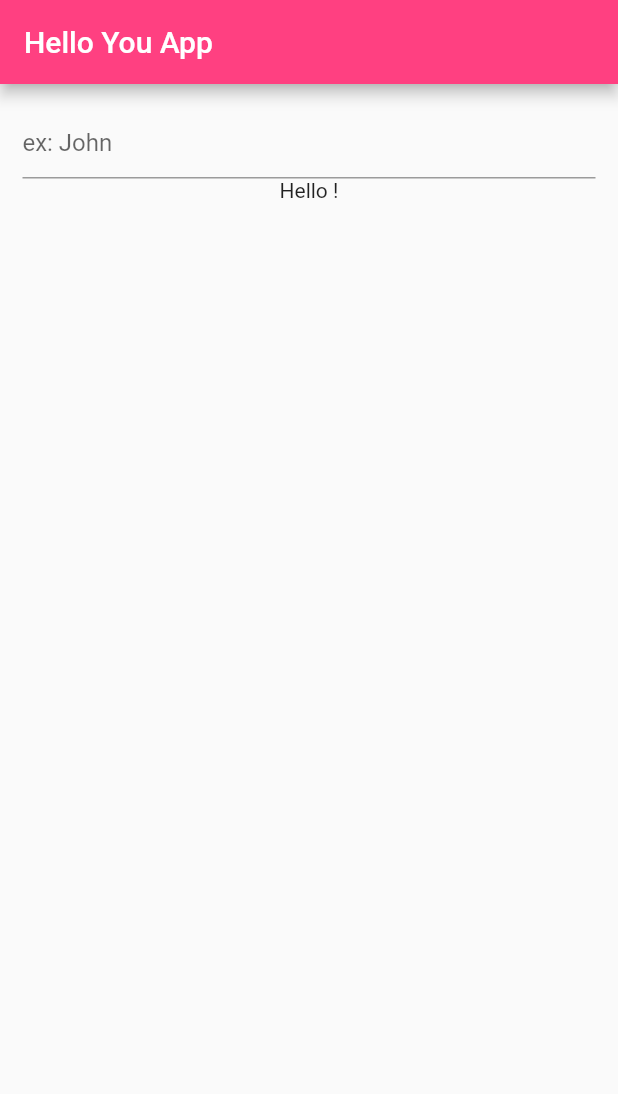
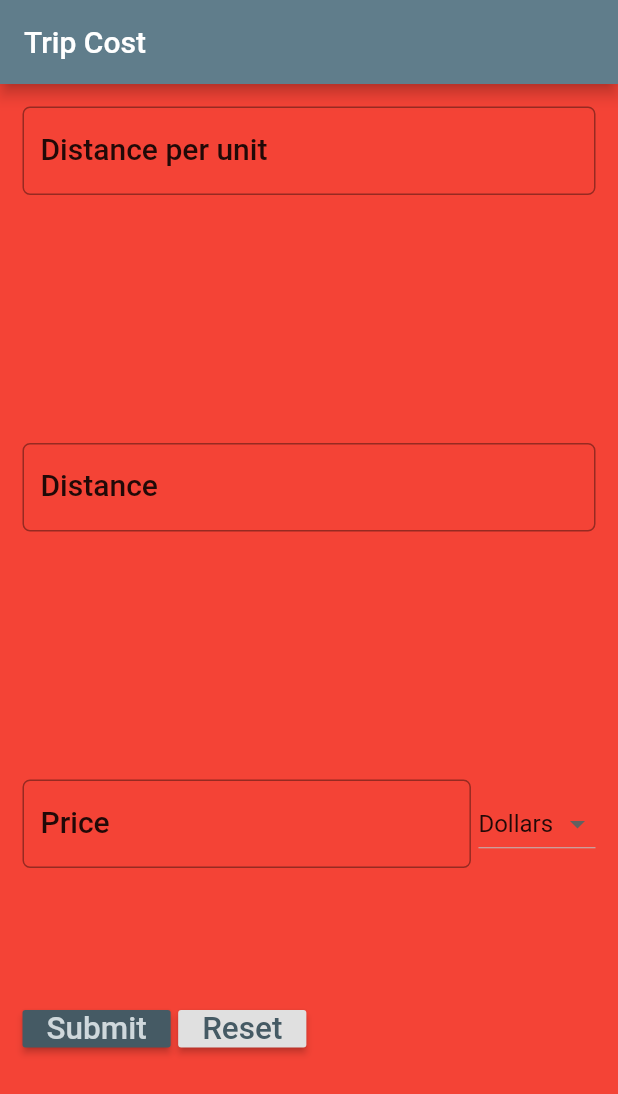
Before and after one commit to jwolfe972/hello_you_app, a Flutter app: the screen it shows after launch, on a phone screen of 412 x 824 dp. Shown: the top 1094 px of the screen. Run offline on Flutter 3.47's test engine with Material 2 defaults, Android fonts, the phone set to English and light mode, and no system bars.

Commit message:
This is a calculator app that I created when learning Flutter

```diff
--- a/lib/main.dart
+++ b/lib/main.dart
@@ -10,13 +10,15 @@ class MyApp extends StatelessWidget{
 
 
 
+
     return new MaterialApp(
       debugShowCheckedModeBanner: false,
-      title: "Hello App",
+      title: "Trip Cost",
       theme: new ThemeData(
         primarySwatch: Colors.blueGrey
 
       ),
+
 
 
       home: MyHome(),
@@ -48,34 +50,211 @@ class MyHome  extends StatefulWidget{
 class _HelloYouState  extends State<MyHome>{
 
   String name = "";
+  String distanceAmnt = "";
+  final _currentStr = ['Dollars', 'Euro', 'Pounds'];
+  String _currency = 'Dollars';
+  final double _formDistance = 5.0;
+  TextEditingController distanceController = new TextEditingController();
+  TextEditingController avgController = new TextEditingController();
+  TextEditingController priceController = new TextEditingController();
   @override
   Widget build(BuildContext context) {
+    TextStyle tS = Theme.of(context).textTheme.headline6;
 
 
     return Scaffold(
       appBar: AppBar(
-        title: Text("Hello You App"),
-        backgroundColor: Colors.pinkAccent,
+        title: Text("Trip Cost"),
+        // backgroundColor: Colors.pinkAccent,
+
 
       ),
 
       body: Container(
-
+        color: Colors.red,
         padding: EdgeInsets.all(15.0),
         child: Column(children: <Widget> [
-          TextField(
+
+
+          Expanded( child: TextField(
+            controller: avgController,
+
             decoration: InputDecoration(
-              hintText: 'ex: John ',
+
+              labelText: 'Distance per unit',
+              hintText: 'e.g. 124',
+              labelStyle: tS,
+              border: OutlineInputBorder(
+                borderRadius: BorderRadius.circular(5.0)
+              ),
             ),
-            onChanged: (String s){
 
-              setState(() {
-                name = s;
-              });
-            },
+              //
+              // onChanged: (String s){
+              //
+              //
+              //
+              //
+              //   setState(() {
+              //     name = s;
+              //   });
+              //
+              //
+              //   if(name == "shit"){
+              //     name = "you are banned!!";
+              //   }
+              // }
+
+              keyboardType: TextInputType.number
+
+          )),
+
+          Padding(
+            padding: EdgeInsets.only( top: _formDistance, bottom: _formDistance ) ,
+          ),
+          Expanded( child: TextField(
+            controller: distanceController,
+            decoration: InputDecoration(
+              labelText: 'Distance',
+              hintText: 'e. g. 17 ',
+              labelStyle: tS,
+              border: OutlineInputBorder(
+                borderRadius:  BorderRadius.circular(5.0)
+              ),
+
+
+
+            ),
+            keyboardType: TextInputType.number,
+
+
+          )),
+
+
+          Padding(
+            padding: EdgeInsets.only( top: _formDistance, bottom: _formDistance ) ,
+          ),
+
+
+      Row(children: <Widget>[
+
+
+        Expanded(child: TextField(
+          controller: priceController,
+          decoration: InputDecoration(
+            labelText: 'Price',
+            hintText: 'e. g. 1.65 ',
+            labelStyle: tS,
+            border: OutlineInputBorder(
+                borderRadius:  BorderRadius.circular(5.0)
+            ),
+
+
 
           ),
-          Text('Hello ' + name + '!'),
+          keyboardType: TextInputType.number,
+
+
+        )),
+
+        SizedBox(width: _formDistance,),
+        DropdownButton<String>(
+
+          items: _currentStr.map((value) => DropdownMenuItem<String>(
+            value: value,
+            child: Text(value),
+          )).toList(),
+          onChanged: (String value){
+
+            _onDropDownChanged(value);
+
+          },
+          value: _currency,
+
+
+
+
+
+
+        ),
+
+      ]),
+
+
+
+          Expanded( child: Row(children: <Widget>[
+
+
+
+
+
+            ButtonTheme(
+                minWidth: 20.0,
+                height: 20.0,
+                child: RaisedButton(
+                  color: Theme.of(context).primaryColorDark,
+                  textColor: Theme.of(context).primaryColorLight,
+
+                  child: (
+                      Text('Submit', textScaleFactor: 1.5,)
+                  ),
+
+                  onPressed: (){
+                    setState(() {
+
+
+                      distanceAmnt = _calculate();
+
+
+
+                    });
+                  },
+
+
+                )),
+            SizedBox(width: _formDistance,),
+
+            ButtonTheme(
+                minWidth: 20.0,
+                height: 20.0,
+                child: RaisedButton(
+                  color: Theme.of(context).buttonColor,
+                  textColor: Theme.of(context).primaryColorDark,
+
+                  child: (
+                      Text('Reset', textScaleFactor: 1.5,)
+                  ),
+
+                  onPressed: (){
+                    setState(() {
+
+
+
+                      _reset();
+
+
+                    });
+                  },
+
+
+                )),
+
+
+
+          ],)),
+
+
+
+
+
+
+          Text(distanceAmnt),
+
+
+
+          // Text('Hello ' + name + '!')
+
+
 
 
 
@@ -91,4 +270,50 @@ class _HelloYouState  extends State<MyHome>{
 
     throw UnimplementedError();
   }
+
+
+  void _onDropDownChanged(String s){
+
+
+    setState(() {
+      this._currency = s;
+    });
+  }
+
+
+  String _calculate(){
+    double _distance = double.parse(distanceController.text);
+    double _fuelcost = double.parse(priceController.text);
+    double _consumption = double.parse(avgController.text);
+
+
+
+    double _totalCost = (_consumption * _fuelcost) / _distance ;
+    String rs = 'The total cost for your trip is ' + _totalCost.toStringAsFixed(2) + ' ' + _currency ;
+
+
+    return rs;
+  }
+
+
+
+  void _reset(){
+
+
+    distanceController.text = '';
+    avgController.text = '';
+    priceController.text = '';
+
+
+    setState(() {
+      distanceAmnt = '';
+    });
+
+
+
+
+
+
+
+  }
 }
```
